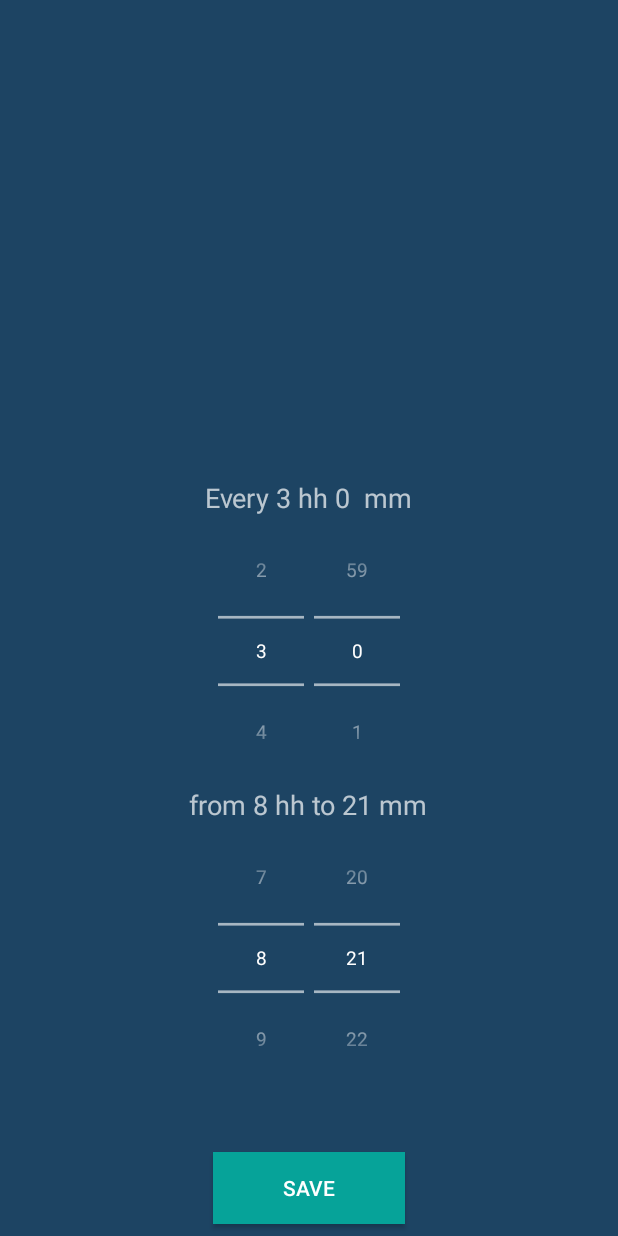
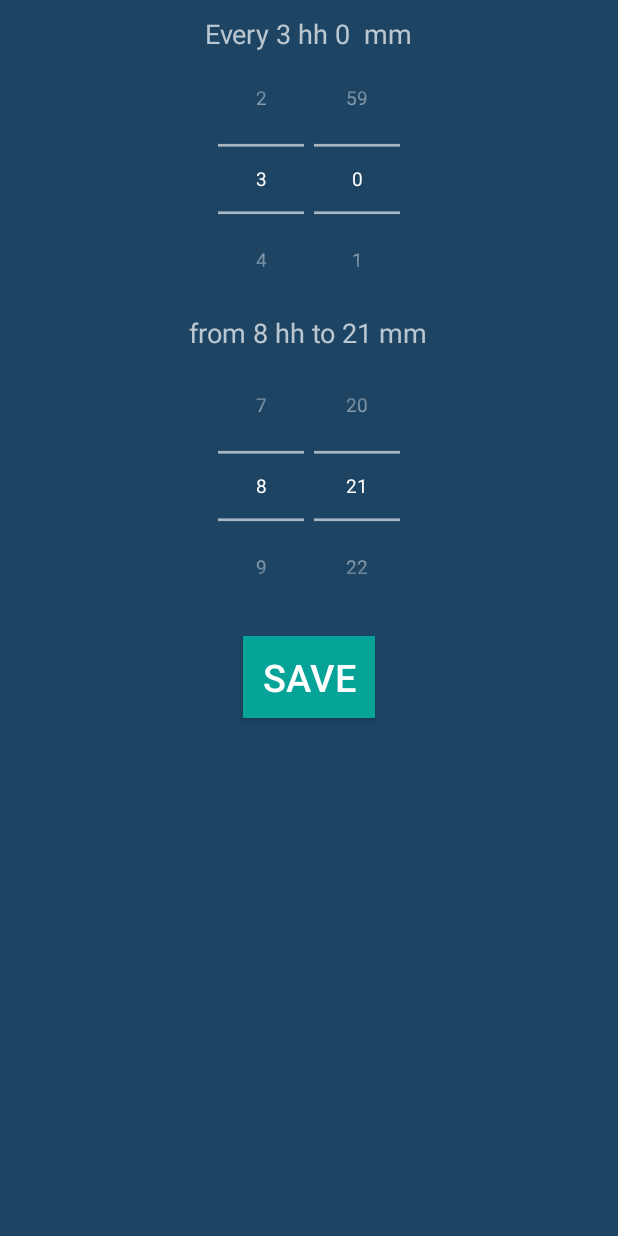
Before and after one commit to alexeu1994/goeat, an Android app: the ModeActivity screen opened directly, with no data from a screen before it, on a phone screen of 412 x 824 dp. Run offline under Robolectric (Android 15) with nearby library versions, the phone set to English and light mode, and no system bars.

Commit message:
1804 defaul music

```diff
--- a/app/build.gradle
+++ b/app/build.gradle
@@ -8,8 +8,8 @@ android {
         applicationId "com.lex.alexx.myapplication"
         minSdkVersion 16
         targetSdkVersion 23
-        versionCode 5
-        versionName "1.5"
+        versionCode 6
+        versionName "1.6"
     }
     buildTypes {
         release {
--- a/app/src/main/java/com/lex/alexx/myapplication/Musicmode.java
+++ b/app/src/main/java/com/lex/alexx/myapplication/Musicmode.java
@@ -43,6 +43,7 @@ ListView listView;
 
                     ed.putString("namemusic",getString(R.string.statsmusicdefolut));
                     startActivity(new Intent(Musicmode.this,StatsActivity.class));
+                    ed.apply();
                     finish();
                 }
 
@@ -50,9 +51,10 @@ ListView listView;
 
                     ed.putString("namemusic",getString(R.string.statsmusic1));
                     startActivity(new Intent(Musicmode.this,StatsActivity.class));
+                    ed.apply();
                     finish();
                 }
-                ed.apply();
+
             }
         });
     }
--- a/app/src/main/java/com/lex/alexx/myapplication/StatsActivity.java
+++ b/app/src/main/java/com/lex/alexx/myapplication/StatsActivity.java
@@ -40,8 +40,9 @@ Button ok;
 
         final List<String[]> colorList = new LinkedList<String[]>();
         colorList.add(new String[] { getString(R.string.statstext), "" });
+        colorList.add(new String[] { getString(R.string.statsmusic), sp.getString("namemusic",getString(R.string.statsmusicdefolut)) });
         colorList.add(new String[] { getString(R.string.statstextfeedback), getString(R.string.statstextfeedbackdown) });
-       colorList.add(new String[] { getString(R.string.statsmusic), sp.getString("namemusic","") });
+
 
         // Note - we're specifying android.R.id.text1 as a param, but it's ignored
         // because we override getView(). That param usually tells ArrayAdapter
@@ -119,7 +120,14 @@ Button ok;
                 alert.show();
 
                 }
+
             if (position == 1) {
+                Intent inten= new Intent(StatsActivity.this,Musicmode.class);
+                startActivity(inten);
+                finish();
+            }
+
+            if (position == 2) {
 
                 final String appPackageName = getApplicationContext().getPackageName(); //
                 try {
@@ -129,11 +137,7 @@ Button ok;
                 }
 
             }
-           if (position == 2) {
-Intent inten= new Intent(StatsActivity.this,Musicmode.class);
-               startActivity(inten);
-               finish();
-            }
+
 
 
 
--- a/app/src/main/res/layout/main.xml
+++ b/app/src/main/res/layout/main.xml
@@ -10,8 +10,8 @@
 <!-- проверяем ебучие коментарии -->
     <Button
         android:id="@+id/buttonn"
-        android:layout_width="wrap_content"
-        android:layout_height="wrap_content"
+        android:layout_width="250dp"
+        android:layout_height="250dp"
         android:background="@drawable/buttonof"
         android:layout_alignParentTop="true"
         android:layout_centerHorizontal="true"
@@ -53,10 +53,13 @@
         android:textAppearance="?android:attr/textAppearanceMedium"
         android:gravity="center"
         android:textSize="22sp"
-        android:text=""
+        android:text="44"
         android:id="@+id/textView5"
-        android:layout_centerVertical="true"
-        android:layout_centerHorizontal="true" />
+
+        android:layout_centerHorizontal="true"
+        android:layout_below="@id/buttonn"
+        android:layout_marginTop="20sp"
+        />
 
 
 </RelativeLayout>
--- a/app/src/main/res/layout/mode.xml
+++ b/app/src/main/res/layout/mode.xml
@@ -2,35 +2,38 @@
 <RelativeLayout xmlns:android="http://schemas.android.com/apk/res/android"
     android:layout_width="match_parent" android:layout_height="match_parent"
     android:background="#FF1D4463">
+
+
     <Button
         android:layout_width="wrap_content"
         android:layout_height="wrap_content"
         android:background="#06a399"
         android:text="@string/modesave"
+        android:textSize="25sp"
         android:id="@+id/button"
         android:onClick="Iss"
-        android:layout_alignParentBottom="true"
-        android:layout_alignRight="@+id/numberPicker4"
-        android:layout_alignEnd="@+id/numberPicker4"
-        android:layout_alignLeft="@+id/numberPicker3"
-        android:layout_alignStart="@+id/numberPicker3"
-        android:layout_marginBottom="8dp"
-        />
+        android:padding="10dp"
 
 
+        android:layout_centerHorizontal="true"
+        android:layout_below="@+id/numberPicker4"
+        android:layout_marginTop="10dp"
 
+        />
 
 
 <TextView
     android:layout_width="wrap_content"
     android:layout_height="wrap_content"
-    android:id="@+id/text"
     android:text=""
-    android:layout_alignParentTop="true"
     android:layout_centerHorizontal="true"
-    android:layout_marginTop="161dp"
+    android:id="@+id/centre"
+    android:layout_marginTop="10dp"
 
     />
+
+
+
 
 
     <NumberPicker
@@ -38,83 +41,79 @@
         android:layout_height="wrap_content"
        android:scrollbarSize="5dp"
         android:id="@+id/numberPicker"
-        android:layout_above="@+id/textView4"
-        android:layout_toLeftOf="@+id/text"
-        android:layout_toStartOf="@+id/text"
+android:scaleY="0.9"
         android:scaleX="0.9"
-        android:scaleY="0.9"
+
+        android:layout_centerHorizontal="true"
+        android:layout_alignRight="@+id/centre"
+        android:layout_below="@+id/centre"
         />
 
     <NumberPicker
         android:layout_width="wrap_content"
         android:layout_height="wrap_content"
         android:id="@+id/numberPicker2"
-        android:layout_alignTop="@+id/numberPicker"
-        android:layout_toRightOf="@+id/numberPicker"
-        android:layout_toEndOf="@+id/numberPicker"
+        android:scaleY="0.9"
         android:scaleX="0.9"
+        android:layout_toRightOf="@id/numberPicker"
+        android:layout_below="@+id/centre"
+       />
+
+
+    <NumberPicker
+        android:layout_width="wrap_content"
+        android:layout_height="wrap_content"
+        android:id="@+id/numberPicker3"
         android:scaleY="0.9"
+        android:scaleX="0.9"
+        android:layout_below="@+id/textView2"
+        android:layout_alignLeft="@+id/numberPicker"
+
+
         />
+
 
     <NumberPicker
         android:layout_width="wrap_content"
         android:layout_height="wrap_content"
         android:id="@+id/numberPicker4"
-        android:layout_alignTop="@+id/numberPicker3"
-        android:layout_alignLeft="@+id/numberPicker2"
-        android:layout_alignStart="@+id/numberPicker2"
+      android:layout_toRightOf="@+id/numberPicker3"
+        android:layout_below="@+id/textView2"
+        android:scaleY="0.9"
         android:scaleX="0.9"
-        android:scaleY="0.9"
         />
 
-    <NumberPicker
-        android:layout_width="wrap_content"
-        android:layout_height="wrap_content"
-        android:id="@+id/numberPicker3"
 
-        android:layout_marginBottom="39dp"
-        android:layout_above="@+id/button"
-        android:layout_alignLeft="@+id/numberPicker"
-        android:layout_alignStart="@+id/numberPicker"
-        android:scaleX="0.9"
-        android:scaleY="0.9"
-        />
 
     <TextView
 
         android:layout_width="wrap_content"
         android:layout_height="wrap_content"
         android:textAppearance="?android:attr/textAppearanceMedium"
-        android:text=""
+        android:text="4"
+        android:id="@+id/textView"
+        android:layout_centerHorizontal="true"
+        android:layout_marginTop="10dp"
 
 
-        android:id="@+id/textView"
-        android:layout_above="@+id/numberPicker"
-        android:layout_centerHorizontal="true" />
+        />
 
     <TextView
         android:layout_width="wrap_content"
         android:layout_height="wrap_content"
         android:textAppearance="?android:attr/textAppearanceMedium"
-        android:text=""
+        android:text="4"
         android:id="@+id/textView2"
+        android:layout_below="@+id/numberPicker"
+        android:layout_centerHorizontal="true"
 
-android:layout_centerHorizontal="true"
-        android:layout_above="@+id/numberPicker4"
-         />
+        />
 
 
 
 
 
-    <TextView
-        android:layout_width="wrap_content"
-        android:layout_height="wrap_content"
-        android:textAppearance="?android:attr/textAppearanceMedium"
 
-        android:id="@+id/textView4"
-        android:layout_above="@+id/numberPicker4"
-        android:layout_centerHorizontal="true" />
 
 
 </RelativeLayout>
--- a/app/src/main/res/layout/musicfon.xml
+++ b/app/src/main/res/layout/musicfon.xml
@@ -8,10 +8,10 @@
     android:id="@+id/textmusic"
         android:layout_width="wrap_content"
     android:layout_height="wrap_content"
-    android:textSize="20sp"
+    android:textSize="25sp"
         android:textColor="#ffffff"
-    android:layout_marginLeft="10sp"
-        android:layout_marginTop="10sp"
+    android:layout_margin="10sp"
+
         />
 
 </LinearLayout>
```
Also changed, not shown: app/src/main/res/drawable/buttonOf.png (deleted), app/src/main/res/drawable/buttonon.png (deleted).
